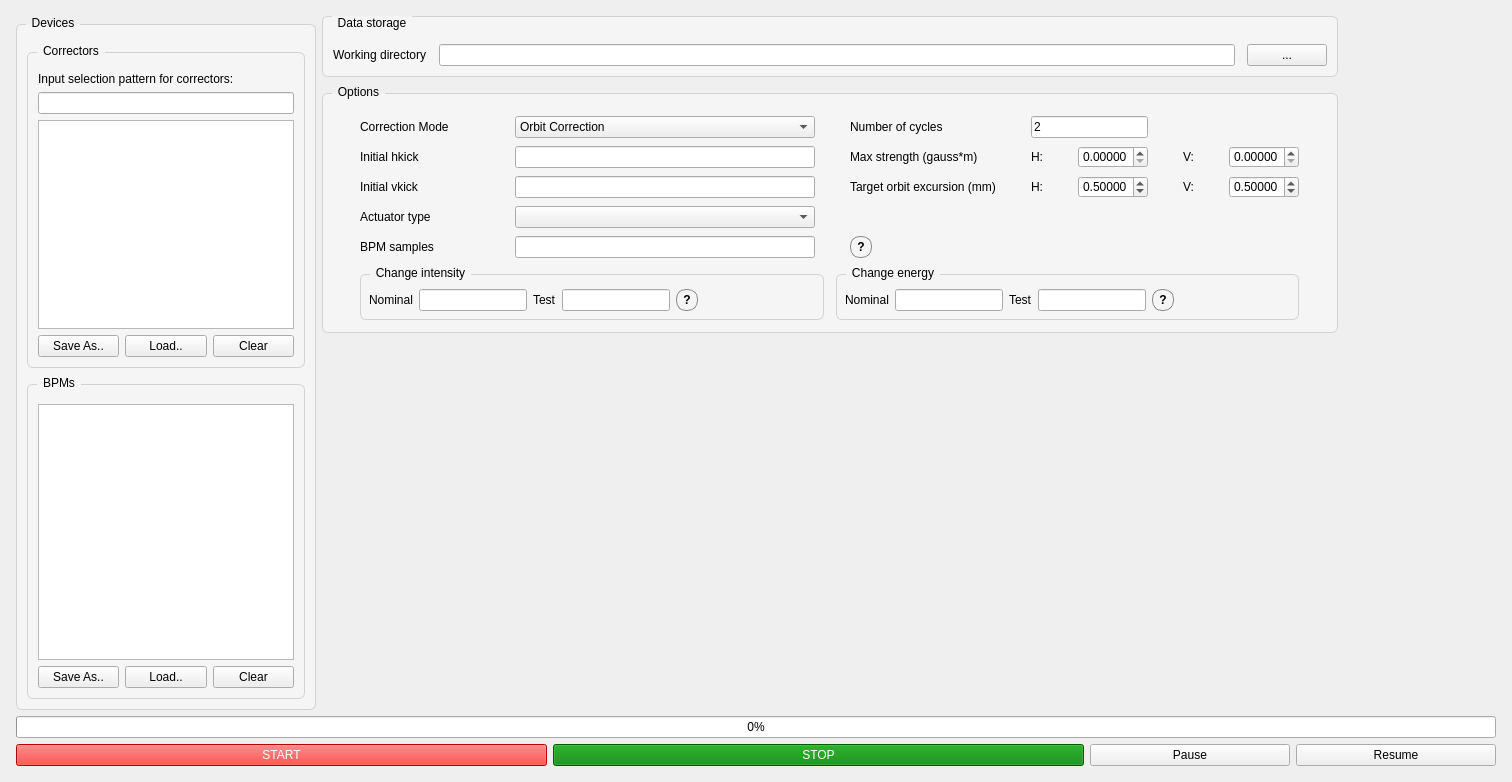
The window that system_identification/UI files/SysID_GUI.ui (flight-simulator-framework/system-identification) describes before a commit, drawn with Qt 5.
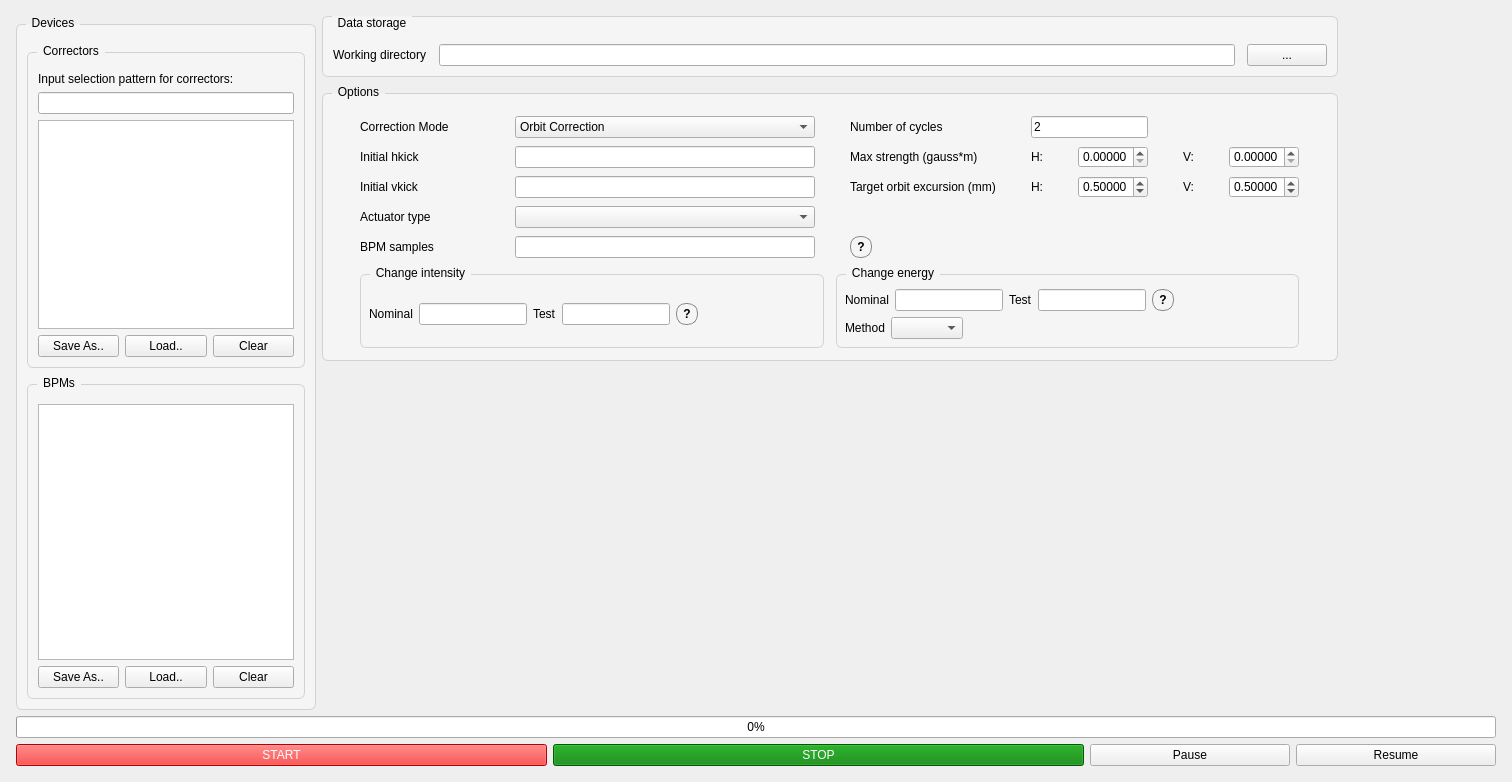
The same window after the commit.

Commit message: Add a combobox in BBA GUI and SysID GUI that allows the user to pick a method used to change the energy.

What changed in the file:
```diff
--- a/system_identification/UI files/SysID_GUI.ui
+++ b/system_identification/UI files/SysID_GUI.ui
@@ -868,13 +868,20 @@
                    <item>
                     <widget class="QGroupBox" name="energy_change_group">
                      <property name="title"><string>Change energy</string></property>
-                     <layout class="QHBoxLayout" name="energy_change_values_layout">
+                     <layout class="QVBoxLayout" name="energy_change_layout">
                       <property name="spacing"><number>6</number></property>
                       <property name="leftMargin"><number>8</number></property>
                       <property name="topMargin"><number>8</number></property>
                       <property name="rightMargin"><number>8</number></property>
                       <property name="bottomMargin"><number>8</number></property>
                       <item>
+                       <layout class="QHBoxLayout" name="energy_change_values_layout">
+                        <property name="spacing"><number>6</number></property>
+                        <property name="leftMargin"><number>0</number></property>
+                        <property name="topMargin"><number>0</number></property>
+                        <property name="rightMargin"><number>0</number></property>
+                        <property name="bottomMargin"><number>0</number></property>
+                        <item>
                        <widget class="QWidget" name="energy_nominal_container">
                         <layout class="QHBoxLayout" name="energy_nominal_value_layout">
                          <property name="spacing"><number>6</number></property>
@@ -942,6 +949,35 @@
                         <property name="sizeType"><enum>QSizePolicy::Expanding</enum></property>
                         <property name="sizeHint" stdset="0"><size><width>0</width><height>20</height></size></property>
                        </spacer>
+                        </item>
+                       </layout>
+                      </item>
+                      <item>
+                       <widget class="QWidget" name="beam_change_method_container">
+                        <layout class="QHBoxLayout" name="beam_change_method_layout">
+                         <property name="spacing"><number>6</number></property>
+                         <property name="leftMargin"><number>0</number></property>
+                         <property name="topMargin"><number>0</number></property>
+                         <property name="rightMargin"><number>0</number></property>
+                         <property name="bottomMargin"><number>0</number></property>
+                         <item>
+                          <widget class="QLabel" name="beam_change_method_label">
+                           <property name="text"><string>Method</string></property>
+                          </widget>
+                         </item>
+                         <item>
+                          <widget class="QComboBox" name="beam_change_method_combo">
+                           <property name="sizeAdjustPolicy"><enum>QComboBox::AdjustToContents</enum></property>
+                          </widget>
+                         </item>
+                         <item>
+                          <spacer name="beam_change_method_right_spacer">
+                           <property name="orientation"><enum>Qt::Horizontal</enum></property>
+                           <property name="sizeHint" stdset="0"><size><width>0</width><height>20</height></size></property>
+                          </spacer>
+                         </item>
+                        </layout>
+                       </widget>
                       </item>
                      </layout>
                     </widget>
```
Left out of the diff: 24 changed lines with no effect on the pictures. Lines whose indentation alone changed are shown as unchanged. The commit also changes 8 other files.
